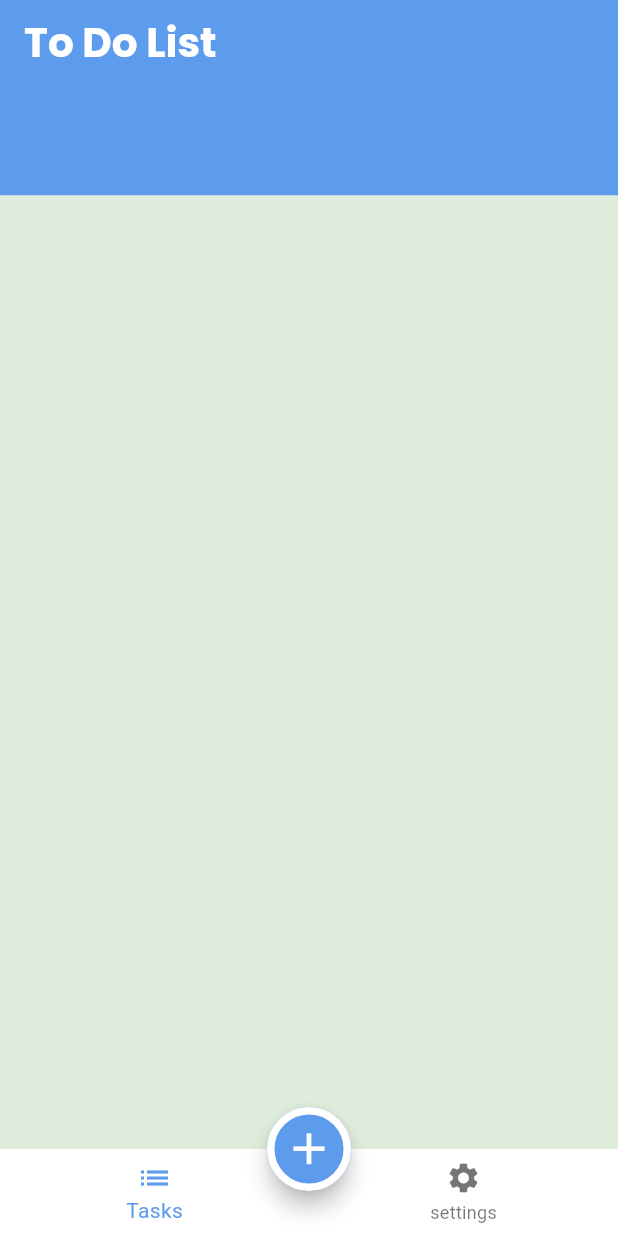
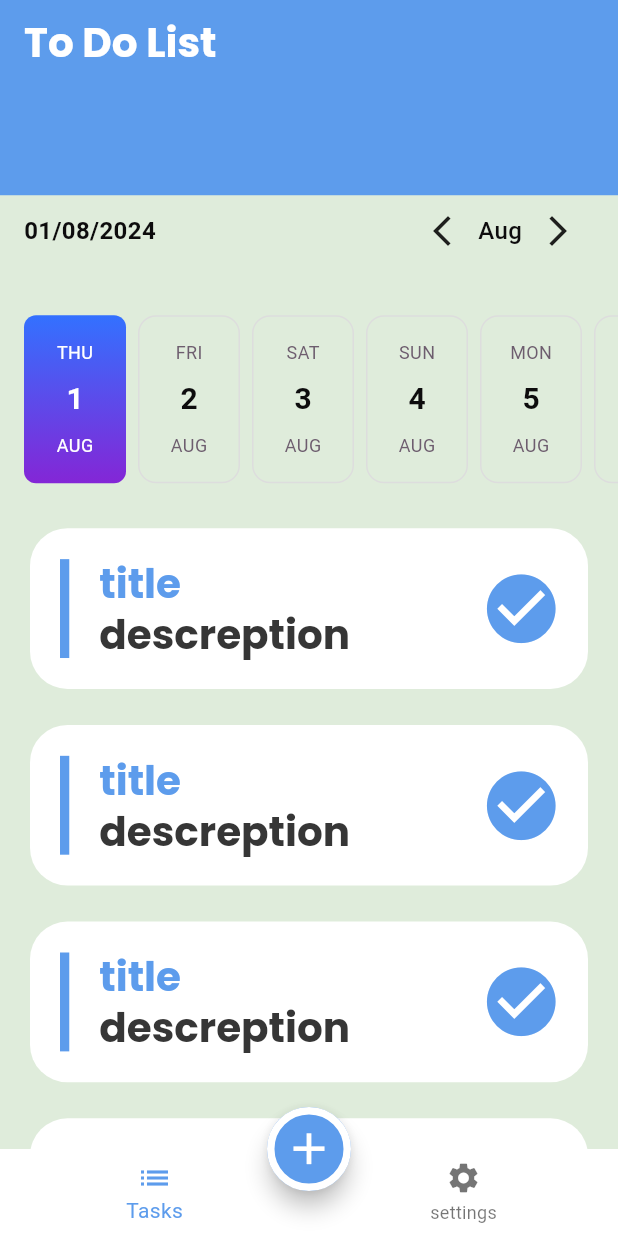
Before and after one commit to ABDELRAHMAN-MAHM0UD/To_Do, a Flutter app: the screen it shows after launch, on a phone screen of 412 x 824 dp. Run offline on Flutter 3.47's test engine with Material 3 defaults, Android fonts, the phone set to English and light mode, and no system bars; drawn by our look-alikes of easy_date_timeline, flutter_slidable; our stand-ins replace cloud_firestore, firebase_core, google_fonts; accounts and stored records are empty.

```diff
--- a/lib/Home/oneTaskItem.dart
+++ b/lib/Home/oneTaskItem.dart
@@ -1,24 +1,68 @@
 import 'package:flutter/material.dart';
-
+import 'package:flutter_slidable/flutter_slidable.dart';
 import '../appColors.dart';
 import 'Task.dart';
 
 class Onetaskitem extends StatelessWidget {
-
+/*
 Task task ;
-Onetaskitem({required this.task});
+Onetaskitem({required this.task});*/
 
   @override
   Widget build(BuildContext context) {
     double width = MediaQuery.of(context).size.width;
     double height = MediaQuery.of(context).size.height;
-    return  Container(
-      margin: EdgeInsets.all(25),
-      width: width*.8,
+    return Container(
+      margin: EdgeInsets.symmetric(horizontal: 20,vertical: 12),
+      child: Slidable(
+        // Specify a key if the Slidable is dismissible.
+        key: const ValueKey(0),
+
+        // The start action pane is the one at the left or the top side.
+        startActionPane: ActionPane(
+          // A motion is a widget used to control how the pane animates.
+          motion: const ScrollMotion(),
+
+          // A pane can dismiss the Slidable.
+          dismissible: DismissiblePane(onDismissed: () {}),
+          extentRatio: .3,
+
+          // All actions are defined in the children parameter.
+          children:  [
+            // A SlidableAction can have an icon and/or a label.
+            SlidableAction(
+              onPressed: (_){},
+              backgroundColor: Color(0xFFFE4A49),
+              foregroundColor: Colors.white,
+              icon: Icons.delete,
+              label: 'Delete',
+            ),
+          ],
+        ),
+        endActionPane: ActionPane(motion: ScrollMotion(),
+            extentRatio: .3,
+            children:[ SlidableAction(
+              onPressed: (_){},
+              backgroundColor: Color(0xFFFE4A49),
+              foregroundColor: Colors.white,
+              icon: Icons.delete,
+              label: 'Delete',
+            )
+      ]
+      ,),
+
+        // The end action pane is the one at the right or the bottom side.
+
+        // The child of the Slidable is what the user sees when the
+        // component is not dragged.
+        child:
+        Container(
+        width: double.infinity,
         height: height*.13,
         decoration: BoxDecoration(
             color: appColors.white,
             borderRadius: BorderRadius.circular(25)),
+
         child: Row(
             mainAxisAlignment: MainAxisAlignment.spaceBetween,
             children: [
@@ -32,8 +76,13 @@ Onetaskitem({required this.task});
                   mainAxisAlignment: MainAxisAlignment.center,
                   crossAxisAlignment: CrossAxisAlignment.start,
                   children: [
-                  Text(task.title,style: Theme.of(context).textTheme.titleLarge!.copyWith(color: appColors.mainColor),),
-                  Text(task.description,style: Theme.of(context).textTheme.titleLarge!.copyWith(color: appColors.black),),
+                    Text("title",style: Theme.of(context).textTheme.titleLarge!.
+                    copyWith(color: appColors.mainColor),),
+                    Text("descreption",style: Theme.of(context).textTheme.titleLarge!.
+                    copyWith(color: appColors.black),),/* Text(task.title,style: Theme.of(context).textTheme.titleLarge!.
+                    copyWith(color: appColors.mainColor),),
+                    Text(task.description,style: Theme.of(context).textTheme.titleLarge!.
+                    copyWith(color: appColors.black),),*/
                   ],
                 ),
               ),
@@ -44,6 +93,8 @@ Onetaskitem({required this.task});
 
             ]
         ),
+      )
+      ),
     );
   }
 }
--- a/lib/Home/tasksTap.dart
+++ b/lib/Home/tasksTap.dart
@@ -2,6 +2,7 @@ import 'package:flutter/material.dart';
 import 'package:provider/provider.dart';
 import 'package:to_do/Home/oneTaskItem.dart';
 import 'package:to_do/provider.dart';
+import 'package:easy_date_timeline/easy_date_timeline.dart';
 
 class Taskstap extends StatefulWidget {
   const Taskstap({super.key});
@@ -15,18 +16,48 @@ class _TaskstapState extends State<Taskstap> {
   Widget build(BuildContext context) {
 
 
-    return Column(
+    return
+      Column(
         children: [
+          Container(margin: EdgeInsets.only(bottom: 10),
+            child: EasyDateTimeLine(
+            initialDate: DateTime.now(),
+            onDateChange: (selectedDate) {
+              //`selectedDate` the new date selected.
+            },
+            headerProps: const EasyHeaderProps(
+              monthPickerType: MonthPickerType.switcher,
+              dateFormatter: DateFormatter.fullDateDMY(),
+            ),
+            dayProps: const EasyDayProps(
+              dayStructure: DayStructure.dayStrDayNumMonth,
+              activeDayStyle: DayStyle(
+                decoration: BoxDecoration(
+                  borderRadius: BorderRadius.all(Radius.circular(8)),
+                  gradient: LinearGradient(
+                    begin: Alignment.topCenter,
+                    end: Alignment.bottomCenter,
+                    colors: [
+                      Color(0xff3371FF),
+                      Color(0xff8426D6),
+                    ],
+                  ),
+                ),
+              ),
+            ),
+                ),
+          ),
           Expanded(
-          child: ListView.builder(itemBuilder: (context, index) {
-
-            return Onetaskitem(task: ListProvider.tasksList[index]);
+            child: ListView.builder(
+              itemBuilder: (context, index) {
+              return Onetaskitem(/*task: ListProvider.tasksList[index]*/);
 
             },
-          itemCount: ListProvider.tasksList.length,
+              itemCount: 5,
             ),
           )
         ],
       );
   }
+
 }
--- a/pubspec.yaml
+++ b/pubspec.yaml
@@ -40,6 +40,8 @@ dependencies:
   provider: ^6.1.2
   firebase_core: ^2.24.2
   cloud_firestore: ^4.14.0
+  easy_date_timeline: ^1.1.3
+  flutter_slidable: ^3.1.1
 
 dev_dependencies:
   flutter_test:
```
Also changed, not shown: pubspec.lock. Lines whose indentation alone changed are shown as unchanged.
